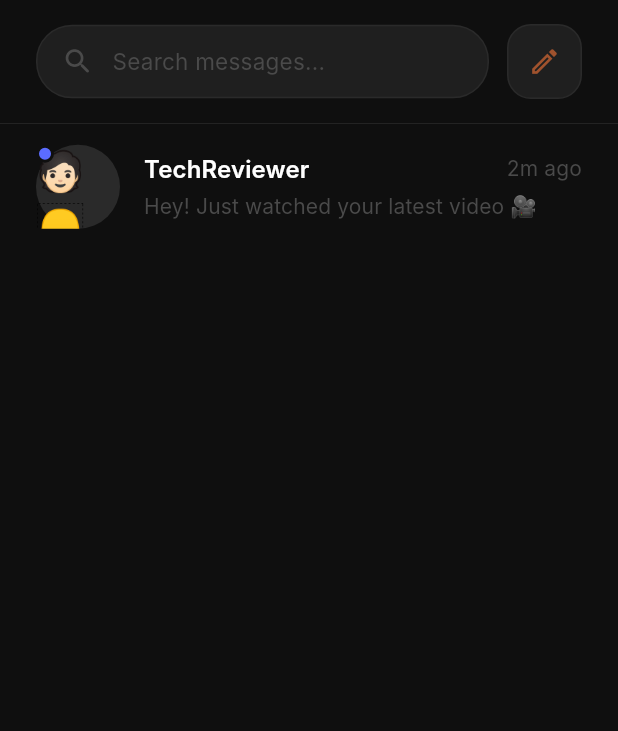
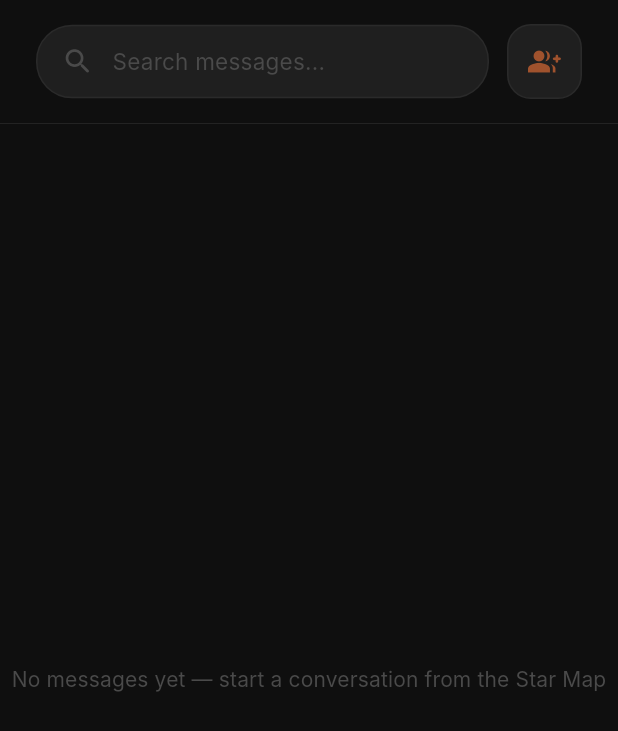
Before and after one commit to LioMessiForeverKing/Asteri, a Flutter app: the MessagesPage screen opened directly, on a phone screen of 412 x 824 dp. Shown: the top 731 px of the screen. Run offline on Flutter 3.47's test engine with Material 3 defaults, Android fonts, the phone set to English and light mode, and no system bars; our stand-ins replace firebase_core, firebase_messaging, flutter_svg, geolocator, google_sign_in, image_picker and 2 more; accounts and stored records are empty; network calls fail; Roboto replaces fonts that are missing (Inter); project files that could hold a hidden picture were left out.

Commit message:
made the messages thing functional

```diff
--- a/lib/pages/messages_page.dart
+++ b/lib/pages/messages_page.dart
@@ -1,5 +1,9 @@
 import 'package:flutter/material.dart';
 import '../theme.dart';
+import 'thread_page.dart';
+import '../services/friend_service.dart';
+import 'package:supabase_flutter/supabase_flutter.dart';
+import '../services/chat_service.dart';
 
 class MessagesPage extends StatefulWidget {
   const MessagesPage({super.key});
@@ -14,15 +18,7 @@ class _MessagesPageState extends State<MessagesPage>
   late final Animation<double> _fadeAnim;
   final TextEditingController _searchController = TextEditingController();
 
-  final List<_Conversation> _conversations = const [
-    _Conversation(
-      name: 'TechReviewer',
-      message: 'Hey! Just watched your latest video 🎥',
-      time: '2m ago',
-      avatarEmoji: '🧑🏻‍🦲',
-      unread: true,
-    ),
-  ];
+  List<ConversationSummary> _conversations = const [];
 
   @override
   void initState() {
@@ -35,6 +31,26 @@ class _MessagesPageState extends State<MessagesPage>
       parent: _fade,
       curve: AsteriaTheme.curveElegant,
     );
+    _loadConversations();
+    // Realtime: listen to new messages in any conversation the user is part of
+    Supabase.instance.client
+        .channel('messages-changes')
+        .onPostgresChanges(
+          event: PostgresChangeEvent.insert,
+          schema: 'public',
+          table: 'messages',
+          callback: (_) => _loadConversations(),
+        )
+        .subscribe();
+  }
+  Future<void> _loadConversations() async {
+    try {
+      final data = await ChatService.fetchConversations();
+      if (!mounted) return;
+      setState(() => _conversations = data);
+    } catch (_) {
+      // ignore errors for now
+    }
   }
 
   @override
@@ -76,7 +92,17 @@ class _MessagesPageState extends State<MessagesPage>
                     : const Color(0xFFE0E0E0),
               ),
               Expanded(
-                child: ListView.builder(
+                child: _conversations.isEmpty
+                    ? Center(
+                        child: Text(
+                          'No messages yet — start a conversation from the Star Map',
+                          style: Theme.of(context)
+                              .textTheme
+                              .bodyMedium
+                              ?.copyWith(color: AsteriaTheme.textSecondary),
+                        ),
+                      )
+                    : ListView.builder(
                         itemCount: _conversations.length,
                         itemBuilder: (context, index) {
                           final convo = _conversations[index];
@@ -148,19 +174,87 @@ class _MessagesPageState extends State<MessagesPage>
         border: Border.all(color: border, width: 1),
       ),
       child: IconButton(
-        icon: const Icon(Icons.edit_outlined, size: 22),
+        icon: const Icon(Icons.group_add_rounded, size: 22),
         color: const Color(0xFFA0522D),
-        onPressed: () {},
+        onPressed: () => _showFriendRequestsModal(context),
         padding: const EdgeInsets.all(10),
         constraints: const BoxConstraints(),
-        tooltip: 'New message',
+        tooltip: 'Friend requests',
       ),
+    );
+  }
+
+  void _showFriendRequestsModal(BuildContext context) async {
+    final requests = await FriendService.incomingPending();
+    if (!context.mounted) return;
+    showModalBottomSheet(
+      context: context,
+      useSafeArea: true,
+      backgroundColor: Theme.of(context).colorScheme.surface,
+      shape: const RoundedRectangleBorder(
+        borderRadius: BorderRadius.vertical(top: Radius.circular(20)),
+      ),
+      builder: (ctx) {
+        if (requests.isEmpty) {
+          return Padding(
+            padding: const EdgeInsets.all(24),
+            child: Center(
+              child: Text(
+                'No friend requests right now',
+                style: Theme.of(ctx).textTheme.bodyMedium,
+              ),
+            ),
+          );
+        }
+        return ListView.separated(
+          padding: const EdgeInsets.all(16),
+          itemBuilder: (ctx, i) {
+            final r = requests[i];
+            return Row(
+              children: [
+                const CircleAvatar(child: Icon(Icons.person)),
+                const SizedBox(width: 12),
+                Expanded(child: Text('New request from ${r.senderId.substring(0, 6)}…')),
+                TextButton(
+                  onPressed: () async {
+                    final cid = await FriendService.accept(r.id, r.senderId);
+                    if (!ctx.mounted) return;
+                    Navigator.of(ctx).pop();
+                    if (cid != null && mounted) {
+                      Navigator.of(this.context).push(
+                        MaterialPageRoute(
+                          builder: (_) => ThreadPage(
+                            conversationId: cid,
+                            title: 'New chat',
+                          ),
+                        ),
+                      );
+                    }
+                  },
+                  child: const Text('Accept'),
+                ),
+                const SizedBox(width: 8),
+                TextButton(
+                  onPressed: () async {
+                    await FriendService.decline(r.id);
+                    if (!ctx.mounted) return;
+                    Navigator.of(ctx).pop();
+                  },
+                  child: const Text('Decline'),
+                ),
+              ],
+            );
+          },
+          separatorBuilder: (_, __) => const Divider(height: 1),
+          itemCount: requests.length,
+        );
+      },
     );
   }
 }
 
 class _ConversationTile extends StatelessWidget {
-  final _Conversation conversation;
+  final ConversationSummary conversation;
   const _ConversationTile({required this.conversation});
 
   @override
@@ -168,7 +262,16 @@ class _ConversationTile extends StatelessWidget {
     final bool isDark = Theme.of(context).brightness == Brightness.dark;
 
     return InkWell(
-      onTap: () {},
+      onTap: () {
+        Navigator.of(context).push(
+          MaterialPageRoute(
+            builder: (_) => ThreadPage(
+              conversationId: conversation.conversationId,
+              title: conversation.otherName,
+            ),
+          ),
+        );
+      },
       child: Padding(
         padding: const EdgeInsets.symmetric(
           horizontal: AsteriaTheme.spacingLarge,
@@ -185,10 +288,14 @@ class _ConversationTile extends StatelessWidget {
                   backgroundColor: isDark
                       ? const Color(0xFF2A2A2A)
                       : const Color(0xFFE8E4DE),
-                  child: Text(
-                    conversation.avatarEmoji,
-                    style: const TextStyle(fontSize: 26),
-                  ),
+                  backgroundImage: (conversation.otherAvatarUrl != null &&
+                          conversation.otherAvatarUrl!.isNotEmpty)
+                      ? NetworkImage(conversation.otherAvatarUrl!)
+                      : null,
+                  child: (conversation.otherAvatarUrl == null ||
+                          conversation.otherAvatarUrl!.isEmpty)
+                      ? const Icon(Icons.person, color: Colors.white)
+                      : null,
                 ),
                 if (conversation.unread)
                   Positioned(
@@ -220,7 +327,7 @@ class _ConversationTile extends StatelessWidget {
                     children: [
                       Expanded(
                         child: Text(
-                          conversation.name,
+                          conversation.otherName,
                           style: TextStyle(
                             fontSize: 16,
                             fontWeight: FontWeight.w600,
@@ -232,7 +339,7 @@ class _ConversationTile extends StatelessWidget {
                         ),
                       ),
                       Text(
-                        conversation.time,
+                        _formatTime(conversation.lastAt),
                         style: TextStyle(
                           fontSize: 14,
                           color: AsteriaTheme.textSecondary,
@@ -243,7 +350,7 @@ class _ConversationTile extends StatelessWidget {
                   ),
                   const SizedBox(height: 4),
                   Text(
-                    conversation.message,
+                    conversation.lastMessage,
                     maxLines: 1,
                     overflow: TextOverflow.ellipsis,
                     style: TextStyle(
@@ -260,19 +367,12 @@ class _ConversationTile extends StatelessWidget {
       ),
     );
   }
+  String _formatTime(DateTime t) {
+    final now = DateTime.now();
+    final d = now.difference(t);
+    if (d.inMinutes < 1) return 'now';
+    if (d.inMinutes < 60) return '${d.inMinutes}m';
+    if (d.inHours < 24) return '${d.inHours}h';
+    return '${t.month}/${t.day}';
   }
-
-class _Conversation {
-  final String name;
-  final String message;
-  final String time;
-  final String avatarEmoji;
-  final bool unread;
-  const _Conversation({
-    required this.name,
-    required this.message,
-    required this.time,
-    required this.avatarEmoji,
-    this.unread = false,
-  });
 }
--- /dev/null
+++ b/lib/services/chat_service.dart
@@ -0,0 +1,192 @@
+import 'package:supabase_flutter/supabase_flutter.dart';
+
+class ConversationSummary {
+  final String conversationId;
+  final String otherUserId;
+  final String otherName;
+  final String? otherAvatarUrl;
+  final String lastMessage;
+  final DateTime lastAt;
+  final bool unread;
+
+  const ConversationSummary({
+    required this.conversationId,
+    required this.otherUserId,
+    required this.otherName,
+    required this.otherAvatarUrl,
+    required this.lastMessage,
+    required this.lastAt,
+    required this.unread,
+  });
+}
+
+class ChatMessage {
+  final int id;
+  final String conversationId;
+  final String senderId;
+  final String? content;
+  final String? imageUrl;
+  final DateTime createdAt;
+
+  const ChatMessage({
+    required this.id,
+    required this.conversationId,
+    required this.senderId,
+    required this.content,
+    required this.imageUrl,
+    required this.createdAt,
+  });
+
+  factory ChatMessage.fromMap(Map<String, dynamic> m) => ChatMessage(
+        id: (m['id'] as num).toInt(),
+        conversationId: m['conversation_id'] as String,
+        senderId: m['sender_id'] as String,
+        content: m['content'] as String?,
+        imageUrl: m['image_url'] as String?,
+        createdAt: DateTime.parse(m['created_at'].toString()),
+      );
+}
+
+class ChatService {
+  ChatService._();
+  static SupabaseClient get _client => Supabase.instance.client;
+
+  static Future<String> startOrGetConversationWith(String otherUserId) async {
+    final uid = _client.auth.currentUser!.id;
+    // Check for existing conversation with both participants
+    final existing = await _client
+        .from('conversation_participants')
+        .select('conversation_id')
+        .eq('user_id', uid)
+        .then((rows) async {
+      final ids = (rows as List<dynamic>)
+          .map((e) => e['conversation_id'] as String)
+          .toList();
+      if (ids.isEmpty) return null;
+      final hit = await _client
+          .from('conversation_participants')
+          .select('conversation_id')
+          .inFilter('conversation_id', ids)
+          .eq('user_id', otherUserId)
+          .maybeSingle();
+      return hit?['conversation_id'] as String?;
+    });
+    if (existing != null) return existing;
+
+    final convo = await _client
+        .from('conversations')
+        .insert({})
+        .select('id')
+        .single();
+    final cid = convo['id'] as String;
+    await _client.from('conversation_participants').insert([
+      {'conversation_id': cid, 'user_id': uid},
+      {'conversation_id': cid, 'user_id': otherUserId},
+    ]);
+    return cid;
+  }
+
+  static Future<void> sendMessage(
+    String conversationId, {
+    String? text,
+    String? imageUrl,
+  }) async {
+    final uid = _client.auth.currentUser!.id;
+    await _client.from('messages').insert({
+      'conversation_id': conversationId,
+      'sender_id': uid,
+      'content': text,
+      'image_url': imageUrl,
+    });
+    await _client
+        .from('conversation_participants')
+        .update({'last_read_at': DateTime.now().toIso8601String()})
+        .eq('conversation_id', conversationId)
+        .eq('user_id', uid);
+  }
+
+  static Future<List<ConversationSummary>> fetchConversations() async {
+    final uid = _client.auth.currentUser!.id;
+
+    try {
+      final rows = await _client.rpc('fetch_conversation_summaries', params: {
+        'uid': uid,
+      });
+
+      if (rows is List<dynamic>) {
+        return rows.map((e) {
+          return ConversationSummary(
+            conversationId: e['conversation_id'] as String,
+            otherUserId: e['other_user_id'] as String,
+            otherName: (e['other_name'] ?? 'User').toString(),
+            otherAvatarUrl: e['other_avatar_url'] as String?,
+            lastMessage: (e['last_message'] ?? '') as String,
+            lastAt: DateTime.parse(e['last_at'].toString()),
+            unread: (e['unread'] as bool?) ?? false,
+          );
+        }).toList();
+      }
+    } catch (_) {
+      // Fallback if RPC not present: derive client-side (simple, not paginated)
+    }
+
+    // Fallback implementation
+    final parts = await _client
+        .from('conversation_participants')
+        .select('conversation_id')
+        .eq('user_id', uid);
+    final ids = (parts as List<dynamic>)
+        .map((e) => e['conversation_id'] as String)
+        .toList();
+    if (ids.isEmpty) return <ConversationSummary>[];
+    final msgs = await _client
+        .from('messages')
+        .select('conversation_id, content, sender_id, created_at')
+        .inFilter('conversation_id', ids)
+        .order('created_at', ascending: false);
+    final Map<String, dynamic> latestByConv = {};
+    for (final m in msgs as List<dynamic>) {
+      final cid = m['conversation_id'] as String;
+      if (!latestByConv.containsKey(cid)) latestByConv[cid] = m;
+    }
+    final List<ConversationSummary> out = [];
+    for (final cid in latestByConv.keys) {
+      // Find other participant (simplified for 1:1)
+      final others = await _client
+          .from('conversation_participants')
+          .select('user_id')
+          .eq('conversation_id', cid)
+          .neq('user_id', uid);
+      final otherId = (others as List<dynamic>).first['user_id'] as String;
+      final prof = await _client
+          .from('profiles')
+          .select('full_name, avatar_url')
+          .eq('id', otherId)
+          .maybeSingle();
+      final m = latestByConv[cid] as Map<String, dynamic>;
+      out.add(ConversationSummary(
+        conversationId: cid,
+        otherUserId: otherId,
+        otherName: (prof?['full_name'] ?? 'User').toString(),
+        otherAvatarUrl: prof?['avatar_url'] as String?,
+        lastMessage: (m['content'] ?? '📷 Photo') as String,
+        lastAt: DateTime.parse(m['created_at'].toString()),
+        unread: true,
+      ));
+    }
+    return out;
+  }
+
+  static Future<List<ChatMessage>> fetchMessages(String conversationId,
+      {int limit = 50, DateTime? before}) async {
+    final rows = await _client
+        .from('messages')
+        .select()
+        .eq('conversation_id', conversationId)
+        .order('created_at', ascending: false)
+        .limit(limit);
+    return (rows as List<dynamic>)
+        .map((e) => ChatMessage.fromMap(Map<String, dynamic>.from(e)))
+        .toList();
+  }
+}
--- /dev/null
+++ b/lib/services/friend_service.dart
@@ -0,0 +1,74 @@
+import 'package:supabase_flutter/supabase_flutter.dart';
+import 'chat_service.dart';
+
+class FriendRequest {
+  final int id;
+  final String senderId;
+  final String receiverId;
+  final String status; // pending, accepted, declined, cancelled
+  final DateTime createdAt;
+
+  const FriendRequest({
+    required this.id,
+    required this.senderId,
+    required this.receiverId,
+    required this.status,
+    required this.createdAt,
+  });
+
+  factory FriendRequest.fromMap(Map<String, dynamic> m) => FriendRequest(
+        id: (m['id'] as num).toInt(),
+        senderId: m['sender_id'] as String,
+        receiverId: m['receiver_id'] as String,
+        status: m['status'] as String,
+        createdAt: DateTime.parse(m['created_at'].toString()),
+      );
+}
+
+class FriendService {
+  FriendService._();
+  static SupabaseClient get _client => Supabase.instance.client;
+
+  static Future<void> sendRequest(String receiverUserId) async {
+    final uid = _client.auth.currentUser!.id;
+    if (uid == receiverUserId) return;
+    await _client.from('friend_requests').insert({
+      'sender_id': uid,
+      'receiver_id': receiverUserId,
+    });
+  }
+
+  static Future<List<FriendRequest>> incomingPending() async {
+    final uid = _client.auth.currentUser!.id;
+    final rows = await _client
+        .from('friend_requests')
+        .select()
+        .eq('receiver_id', uid)
+        .eq('status', 'pending')
+        .order('created_at');
+    return (rows as List<dynamic>)
+        .map((e) => FriendRequest.fromMap(Map<String, dynamic>.from(e)))
+        .toList();
+  }
+
+  static Future<String?> accept(int requestId, String senderId) async {
+    final uid = _client.auth.currentUser!.id;
+    await _client
+        .from('friend_requests')
+        .update({'status': 'accepted', 'responded_at': DateTime.now().toIso8601String()})
+        .eq('id', requestId)
+        .eq('receiver_id', uid);
+    // Auto create conversation
+    final cid = await ChatService.startOrGetConversationWith(senderId);
+    return cid;
+  }
+
+  static Future<void> decline(int requestId) async {
+    final uid = _client.auth.currentUser!.id;
+    await _client
+        .from('friend_requests')
+        .update({'status': 'declined', 'responded_at': DateTime.now().toIso8601String()})
+        .eq('id', requestId)
+        .eq('receiver_id', uid);
+  }
+}
```
Also changed, not shown: lib/pages/star_map_page.dart (+23 -8 lines), lib/pages/thread_page.dart (added, +134 -0 lines), 1 other file. Lines whose indentation alone changed are shown as unchanged.
